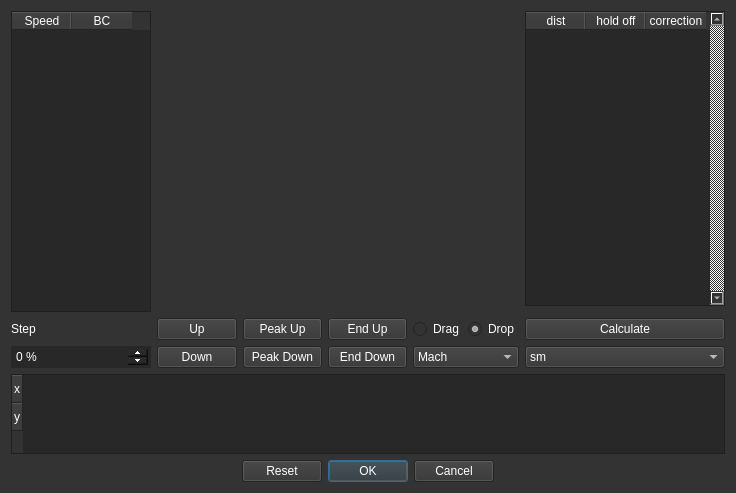
o-murphy/archer_ballistics_constructor, file ui_templates/drag_func_edit.ui: the form before one commit.
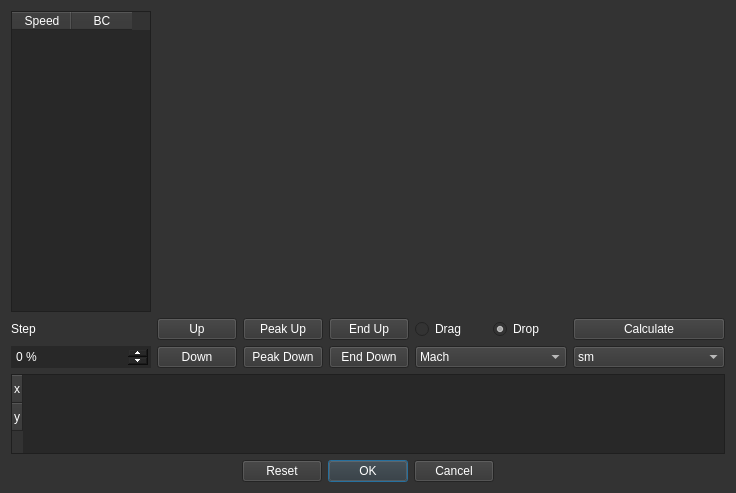
The form after the commit. Icons and pictures are not drawn.

```diff
--- a/ui_templates/drag_func_edit.ui
+++ b/ui_templates/drag_func_edit.ui
@@ -301,52 +301,6 @@
      </column>
     </widget>
    </item>
-   <item row="0" column="3">
-    <widget class="QTableWidget" name="dropTable">
-     <property name="minimumSize">
-      <size>
-       <width>200</width>
-       <height>0</height>
-      </size>
-     </property>
-     <property name="maximumSize">
-      <size>
-       <width>140</width>
-       <height>16777215</height>
-      </size>
-     </property>
-     <property name="verticalScrollBarPolicy">
-      <enum>Qt::ScrollBarAlwaysOn</enum>
-     </property>
-     <property name="horizontalScrollBarPolicy">
-      <enum>Qt::ScrollBarAsNeeded</enum>
-     </property>
-     <attribute name="horizontalHeaderDefaultSectionSize">
-      <number>60</number>
-     </attribute>
-     <attribute name="horizontalHeaderMinimumSectionSize">
-      <number>50</number>
-     </attribute>
-     <attribute name="verticalHeaderVisible">
-      <bool>false</bool>
-     </attribute>
-     <column>
-      <property name="text">
-       <string>dist</string>
-      </property>
-     </column>
-     <column>
-      <property name="text">
-       <string>hold off</string>
-      </property>
-     </column>
-     <column>
-      <property name="text">
-       <string>correction</string>
-      </property>
-     </column>
-    </widget>
-   </item>
    <item row="4" column="0" colspan="4">
     <widget class="QTableWidget" name="dragTable">
      <property name="maximumSize">
```
Left out of the diff: 3 changed lines with no effect on the pictures.
